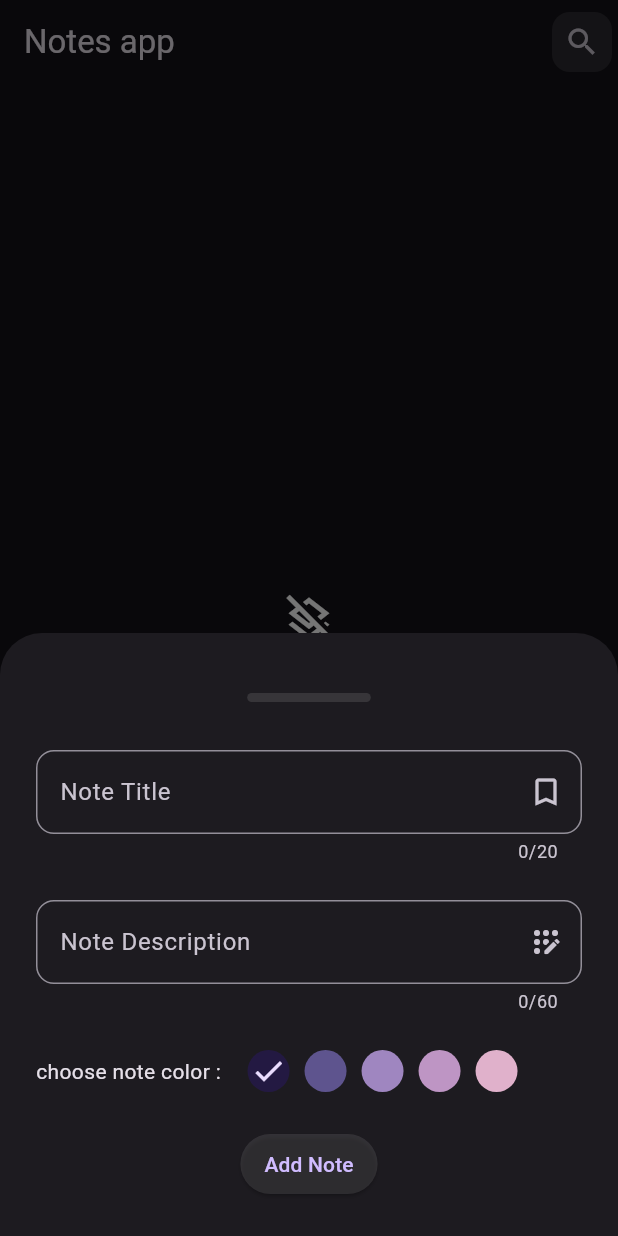
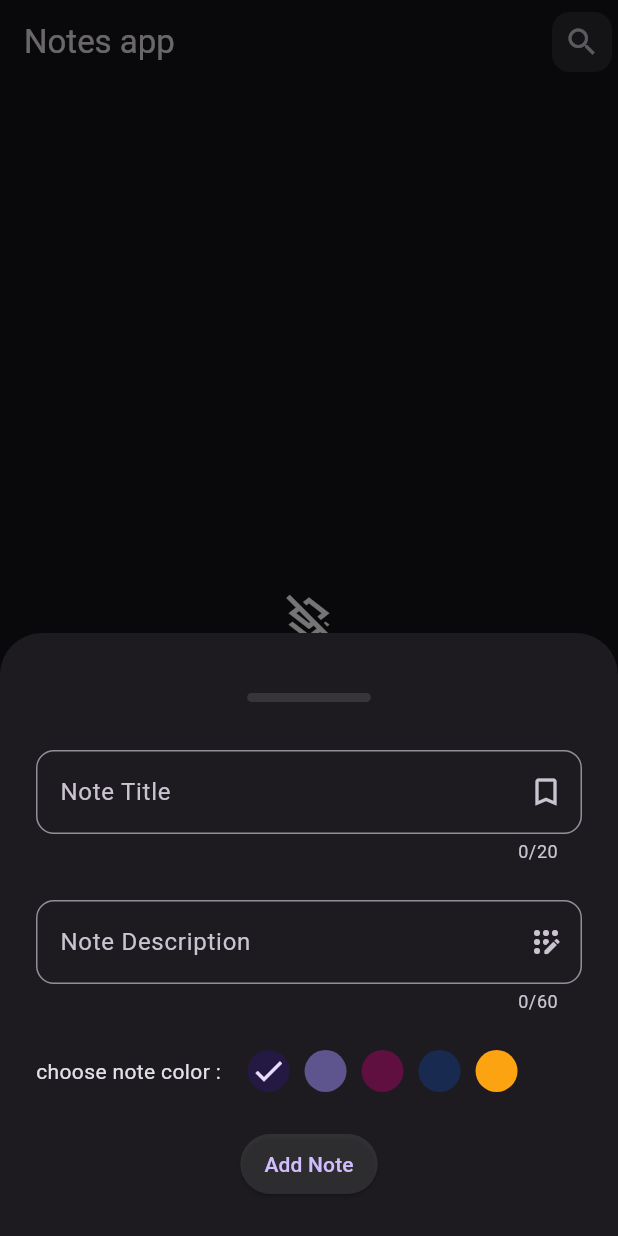
Before and after one commit to AMG2001/flutter_courses_and_projects, a Flutter app: the screen it shows after launch, after a tap on the "add" icon, on a phone screen of 412 x 824 dp. Run offline on Flutter 3.47's test engine with Material 2 defaults, Android fonts, the light colour scheme and no system bars; our stand-ins replace audioplayers, flutter_swipe_action_cell, get, hive_flutter; accounts and stored records are empty.

```diff
--- a/Tharwat samy Course/Notes app - S13/notes_app/lib/controllers/notes_controller.dart
+++ b/Tharwat samy Course/Notes app - S13/notes_app/lib/controllers/notes_controller.dart
@@ -18,9 +18,9 @@ class NotesController extends GetxController {
   List<ColorCircle> noteColorsPalleteList = [
     ColorCircle(circleColor: Color(0xFF231942), index: 0),
     ColorCircle(circleColor: Color(0xFF5e548e), index: 1),
-    ColorCircle(circleColor: Color(0xFF9f86c0), index: 2),
-    ColorCircle(circleColor: Color(0xFFbe95c4), index: 3),
-    ColorCircle(circleColor: Color(0xFFe0b1cb), index: 4),
+    ColorCircle(circleColor: Color(0xFF5f0f40), index: 2),
+    ColorCircle(circleColor: Color(0xFF192a51), index: 3),
+    ColorCircle(circleColor: Color(0xFFfca311), index: 4),
   ];
 
   NotesController() {
--- a/Tharwat samy Course/Notes app - S13/notes_app/lib/pages/home_page/bottom_sheet_view/color_circle.dart
+++ b/Tharwat samy Course/Notes app - S13/notes_app/lib/pages/home_page/bottom_sheet_view/color_circle.dart
@@ -5,7 +5,6 @@ import 'package:notes_app/pages/home_page/bottom_sheet_view/bottom_sheet_view.da
 
 class ColorCircle extends StatefulWidget {
   ColorCircle({required this.circleColor, required this.index});
-
   Color circleColor;
   int index;
   bool isSelected = false;
--- a/Tharwat samy Course/Notes app - S13/notes_app/lib/pages/home_page/home_page.dart
+++ b/Tharwat samy Course/Notes app - S13/notes_app/lib/pages/home_page/home_page.dart
@@ -69,7 +69,7 @@ class HomePage extends StatelessWidget {
                                     color: Colors.green),
                               ],
                               key: Key(
-                                  notesController.list_notes[index].toString()),
+                                  '${notesController.list_notes[index].toString() + DateTime.now().microsecond.toString()}'),
                               trailingActions: <SwipeAction>[
                                 SwipeAction(
                                     widthSpace: DeviceDimensions.width * .2,
--- a/Tharwat samy Course/Notes app - S13/notes_app/lib/pages/home_page/note_item/note_item.dart
+++ b/Tharwat samy Course/Notes app - S13/notes_app/lib/pages/home_page/note_item/note_item.dart
@@ -24,6 +24,9 @@ class NoteItem extends StatelessWidget {
           height: DeviceDimensions.height * .22,
           padding: EdgeInsets.all(32),
           decoration: BoxDecoration(
+              // image: DecorationImage(
+              //     image: AssetImage('assets/notes_background/mesh-757.png'),
+              //     fit: BoxFit.cover),
               color: noteBackgroundColor,
               borderRadius: BorderRadius.circular(16)),
           child: Row(
--- a/Tharwat samy Course/Notes app - S13/notes_app/pubspec.yaml
+++ b/Tharwat samy Course/Notes app - S13/notes_app/pubspec.yaml
@@ -70,7 +70,8 @@ flutter:
 
   # To add assets to your application, add an assets section, like this:
   assets:
-    - assets/
+    - assets/audios/
+    - assets/notes_background/
 
   # An image asset can refer to one or more resolution-specific "variants", see
   # https://flutter.dev/assets-and-images/#resolution-aware
```
Also changed, not shown: Tharwat samy Course/Notes app - S13/notes_app/assets/notes_background/mesh-319.png (added), Tharwat samy Course/Notes app - S13/notes_app/assets/notes_background/mesh-694.png (added), Tharwat samy Course/Notes app - S13/notes_app/assets/notes_background/mesh-757.png (added), Tharwat samy Course/Notes app - S13/notes_app/assets/notes_background/mesh-762.png (added), 4 other files.
